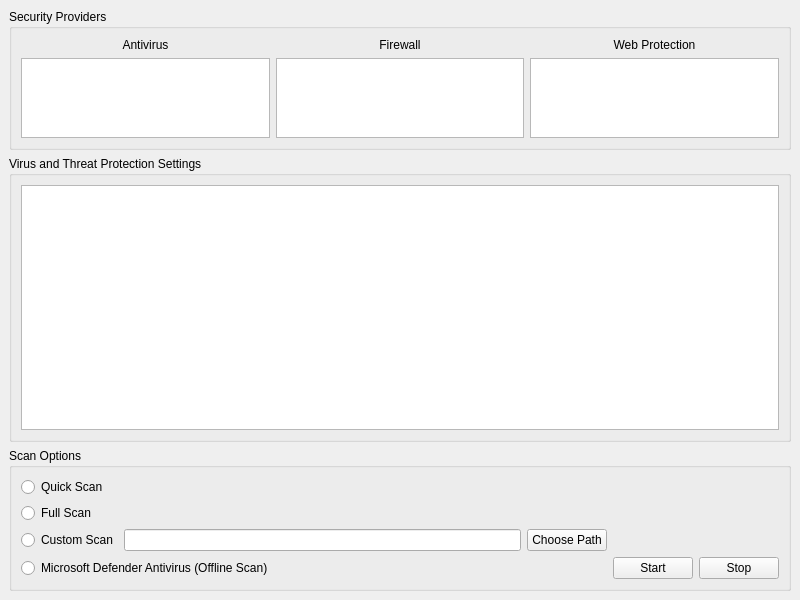
First picture: the form in UI/mainWindow.ui, repository RandySabatin/WindowsSecurityTool, before the edit.
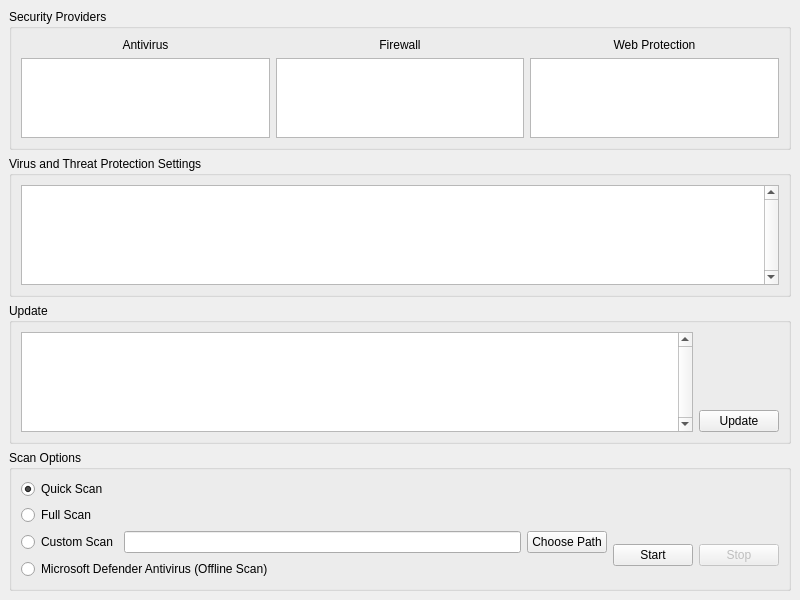
Second picture: the form after the edit.

What changed in the file:
```diff
--- a/UI/mainWindow.ui
+++ b/UI/mainWindow.ui
@@ -15,6 +15,128 @@
   </property>
   <widget class="QWidget" name="centralwidget">
    <layout class="QGridLayout" name="gridLayout">
+    <item row="3" column="0">
+     <widget class="QGroupBox" name="groupBox_3">
+      <property name="minimumSize">
+       <size>
+        <width>0</width>
+        <height>141</height>
+       </size>
+      </property>
+      <property name="title">
+       <string>Scan Options</string>
+      </property>
+      <layout class="QGridLayout" name="gridLayout_3">
+       <item row="0" column="0">
+        <widget class="QRadioButton" name="radioButton">
+         <property name="text">
+          <string>Quick Scan</string>
+         </property>
+         <property name="checked">
+          <bool>true</bool>
+         </property>
+        </widget>
+       </item>
+       <item row="1" column="0">
+        <widget class="QRadioButton" name="radioButton_2">
+         <property name="text">
+          <string>Full Scan</string>
+         </property>
+        </widget>
+       </item>
+       <item row="2" column="0">
+        <widget class="QRadioButton" name="radioButton_3">
+         <property name="text">
+          <string>Custom Scan</string>
+         </property>
+        </widget>
+       </item>
+       <item row="2" column="1">
+        <widget class="QLineEdit" name="lineEdit"/>
+       </item>
+       <item row="2" column="2">
+        <widget class="QPushButton" name="pushButton">
+         <property name="text">
+          <string>Choose Path</string>
+         </property>
+        </widget>
+       </item>
+       <item row="2" column="3" rowspan="2">
+        <widget class="QPushButton" name="pushButton_2">
+         <property name="text">
+          <string>Start</string>
+         </property>
+        </widget>
+       </item>
+       <item row="2" column="4" rowspan="2">
+        <widget class="QPushButton" name="pushButton_3">
+         <property name="enabled">
+          <bool>false</bool>
+         </property>
+         <property name="text">
+          <string>Stop</string>
+         </property>
+        </widget>
+       </item>
+       <item row="3" column="0" colspan="2">
+        <widget class="QRadioButton" name="radioButton_4">
+         <property name="text">
+          <string>Microsoft Defender Antivirus (Offline Scan)</string>
+         </property>
+        </widget>
+       </item>
+      </layout>
+     </widget>
+    </item>
+    <item row="2" column="0">
+     <widget class="QGroupBox" name="groupBox_4">
+      <property name="minimumSize">
+       <size>
+        <width>778</width>
+        <height>71</height>
+       </size>
+      </property>
+      <property name="title">
+       <string>Update</string>
+      </property>
+      <layout class="QGridLayout" name="gridLayout_5">
+       <item row="0" column="0" rowspan="2">
+        <widget class="QTextBrowser" name="textBrowser_5">
+         <property name="verticalScrollBarPolicy">
+          <enum>Qt::ScrollBarAlwaysOn</enum>
+         </property>
+         <property name="html">
+          <string>&lt;!DOCTYPE HTML PUBLIC &quot;-//W3C//DTD HTML 4.0//EN&quot; &quot;http://www.w3.org/TR/REC-html40/strict.dtd&quot;&gt;
+&lt;html&gt;&lt;head&gt;&lt;meta name=&quot;qrichtext&quot; content=&quot;1&quot; /&gt;&lt;style type=&quot;text/css&quot;&gt;
+p, li { white-space: pre-wrap; }
+&lt;/style&gt;&lt;/head&gt;&lt;body style=&quot; font-family:'MS Shell Dlg 2'; font-size:7.8pt; font-weight:400; font-style:normal;&quot;&gt;
+&lt;p style=&quot;-qt-paragraph-type:empty; margin-top:0px; margin-bottom:0px; margin-left:0px; margin-right:0px; -qt-block-indent:0; text-indent:0px;&quot;&gt;&lt;br /&gt;&lt;/p&gt;&lt;/body&gt;&lt;/html&gt;</string>
+         </property>
+        </widget>
+       </item>
+       <item row="0" column="1">
+        <spacer name="verticalSpacer">
+         <property name="orientation">
+          <enum>Qt::Vertical</enum>
+         </property>
+         <property name="sizeHint" stdset="0">
+          <size>
+           <width>20</width>
+           <height>60</height>
+          </size>
+         </property>
+        </spacer>
+       </item>
+       <item row="1" column="1">
+        <widget class="QPushButton" name="pushButton_4">
+         <property name="text">
+          <string>Update</string>
+         </property>
+        </widget>
+       </item>
+      </layout>
+     </widget>
+    </item>
     <item row="0" column="0">
      <widget class="QGroupBox" name="groupBox">
       <property name="minimumSize">
@@ -107,6 +229,9 @@
       <layout class="QGridLayout" name="gridLayout_4">
        <item row="0" column="0">
         <widget class="QTextBrowser" name="textBrowser_4">
+         <property name="verticalScrollBarPolicy">
+          <enum>Qt::ScrollBarAlwaysOn</enum>
+         </property>
          <property name="html">
           <string>&lt;!DOCTYPE HTML PUBLIC &quot;-//W3C//DTD HTML 4.0//EN&quot; &quot;http://www.w3.org/TR/REC-html40/strict.dtd&quot;&gt;
 &lt;html&gt;&lt;head&gt;&lt;meta name=&quot;qrichtext&quot; content=&quot;1&quot; /&gt;&lt;style type=&quot;text/css&quot;&gt;
@@ -119,67 +244,6 @@
       </layout>
      </widget>
     </item>
-    <item row="2" column="0">
-     <widget class="QGroupBox" name="groupBox_3">
-      <property name="title">
-       <string>Scan Options</string>
-      </property>
-      <layout class="QGridLayout" name="gridLayout_3">
-       <item row="0" column="0">
-        <widget class="QRadioButton" name="radioButton">
-         <property name="text">
-          <string>Quick Scan</string>
-         </property>
-        </widget>
-       </item>
-       <item row="1" column="0">
-        <widget class="QRadioButton" name="radioButton_2">
-         <property name="text">
-          <string>Full Scan</string>
-         </property>
-        </widget>
-       </item>
-       <item row="2" column="0">
-        <widget class="QRadioButton" name="radioButton_3">
-         <property name="text">
-          <string>Custom Scan</string>
-         </property>
-        </widget>
-       </item>
-       <item row="2" column="1">
-        <widget class="QLineEdit" name="lineEdit"/>
-       </item>
-       <item row="2" column="2">
-        <widget class="QPushButton" name="pushButton">
-         <property name="text">
-          <string>Choose Path</string>
-         </property>
-        </widget>
-       </item>
-       <item row="3" column="0" colspan="2">
-        <widget class="QRadioButton" name="radioButton_4">
-         <property name="text">
-          <string>Microsoft Defender Antivirus (Offline Scan)</string>
-         </property>
-        </widget>
-       </item>
-       <item row="3" column="3">
-        <widget class="QPushButton" name="pushButton_2">
-         <property name="text">
-          <string>Start</string>
-         </property>
-        </widget>
-       </item>
-       <item row="3" column="4">
-        <widget class="QPushButton" name="pushButton_3">
-         <property name="text">
-          <string>Stop</string>
-         </property>
-        </widget>
-       </item>
-      </layout>
-     </widget>
-    </item>
    </layout>
   </widget>
  </widget>
```
Left out of the diff: 2 changed lines with no effect on the pictures.
